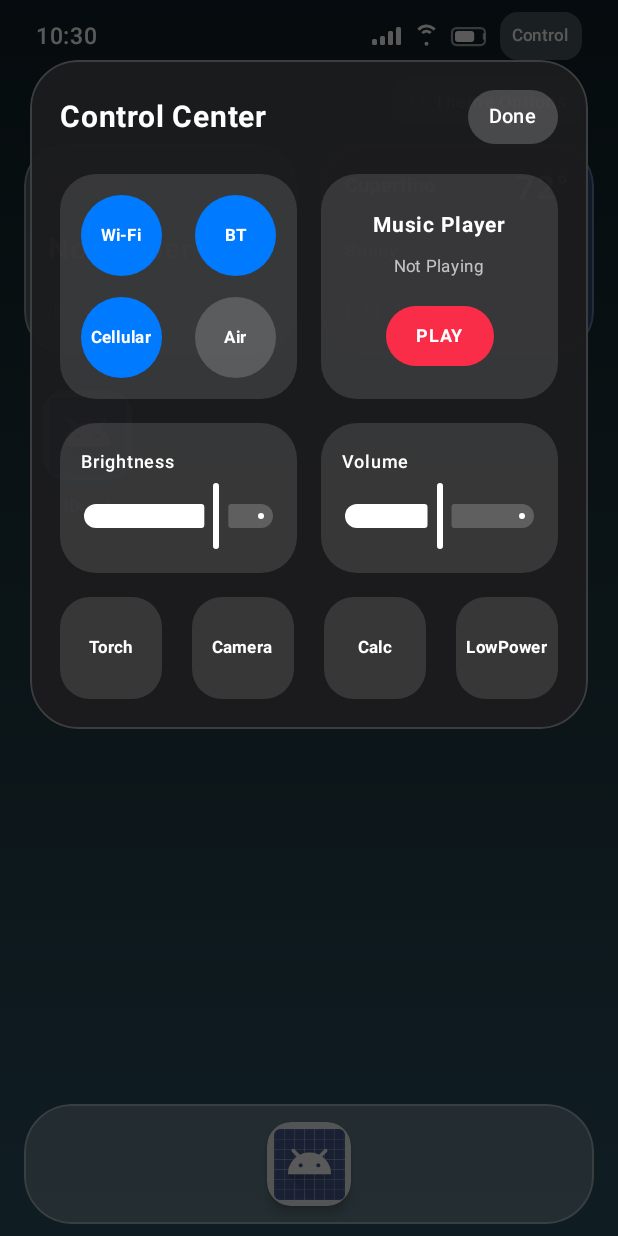
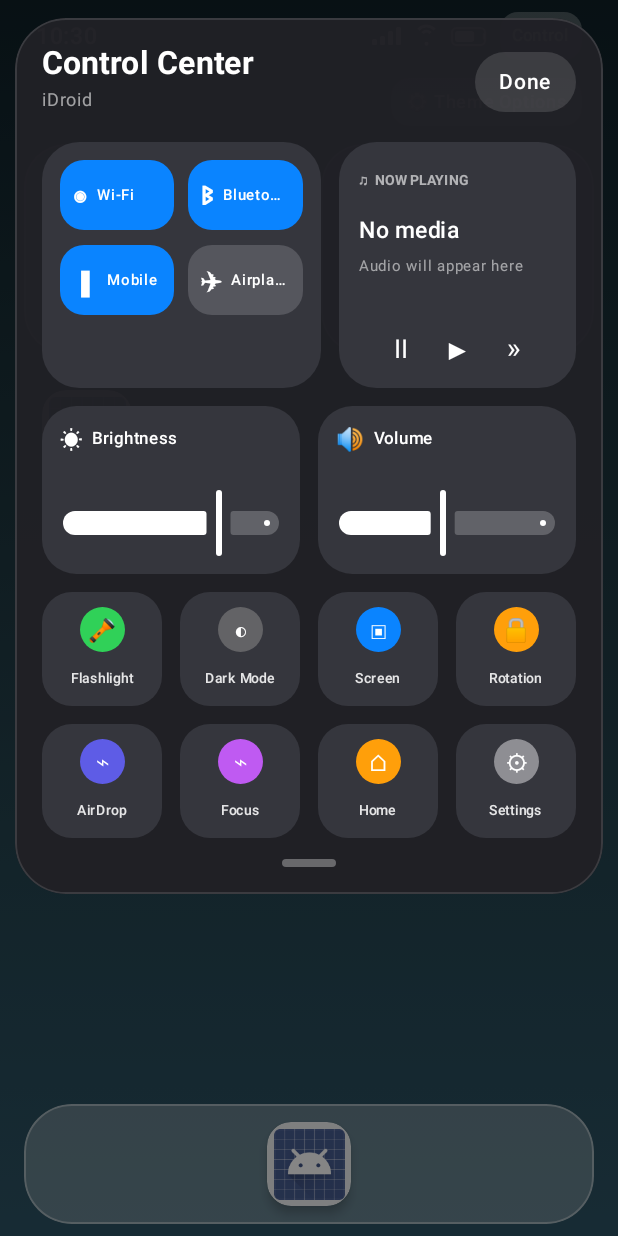
Before and after one commit to nagachaitanyaappana/iDroid, an Android app built with Jetpack Compose: the screen it shows after launch (MainActivity), after a tap on "Control", on a phone screen of 412 x 824 dp. Run offline under Robolectric (Android 15) with nearby library versions, the phone set to English and light mode, and no system bars.

Commit message:
Redesign iDroid Control Center UI

```diff
--- a/app/src/main/java/com/example/idroid/ui/components/IosControlCenter.kt
+++ b/app/src/main/java/com/example/idroid/ui/components/IosControlCenter.kt
@@ -13,13 +13,11 @@ import androidx.compose.foundation.layout.Box
 import androidx.compose.foundation.layout.Column
 import androidx.compose.foundation.layout.Row
 import androidx.compose.foundation.layout.Spacer
-import androidx.compose.foundation.layout.fillMaxHeight
 import androidx.compose.foundation.layout.fillMaxSize
 import androidx.compose.foundation.layout.fillMaxWidth
 import androidx.compose.foundation.layout.height
 import androidx.compose.foundation.layout.padding
 import androidx.compose.foundation.layout.size
-import androidx.compose.foundation.layout.width
 import androidx.compose.foundation.shape.CircleShape
 import androidx.compose.foundation.shape.RoundedCornerShape
 import androidx.compose.material3.Slider
@@ -36,8 +34,14 @@ import androidx.compose.ui.Modifier
 import androidx.compose.ui.draw.clip
 import androidx.compose.ui.graphics.Color
 import androidx.compose.ui.text.font.FontWeight
+import androidx.compose.ui.text.style.TextOverflow
 import androidx.compose.ui.unit.dp
 import androidx.compose.ui.unit.sp
+
+private val Panel = Color(0xFF202126)
+private val Tile = Color(0xFF35363D)
+private val Blue = Color(0xFF0A84FF)
+private val Green = Color(0xFF30D158)
 
 @Composable
 fun IosControlCenter(
@@ -47,130 +51,95 @@ fun IosControlCenter(
 ) {
     AnimatedVisibility(
         visible = isOpen,
-        enter = fadeIn() + slideInVertically { -it },
-        exit = fadeOut() + slideOutVertically { -it }
+        modifier = modifier,
+        enter = fadeIn() + slideInVertically(initialOffsetY = { -it / 3 }),
+        exit = fadeOut() + slideOutVertically(targetOffsetY = { -it / 3 })
     ) {
         Box(
-            modifier = modifier
+            modifier = Modifier
                 .fillMaxSize()
-                .background(Color.Black.copy(alpha = 0.65f))
+                .background(Color.Black.copy(alpha = 0.48f))
                 .clickable { onClose() }
+                .padding(start = 10.dp, end = 10.dp, top = 12.dp, bottom = 18.dp),
+            contentAlignment = Alignment.TopCenter
         ) {
             Column(
                 modifier = Modifier
                     .fillMaxWidth()
-                    .padding(top = 40.dp, start = 20.dp, end = 20.dp, bottom = 20.dp)
-                    .clip(RoundedCornerShape(32.dp))
-                    .background(Color(0xFF1C1C1E).copy(alpha = 0.95f))
-                    .border(
-                        width = 1.dp,
-                        color = Color.White.copy(alpha = 0.15f),
-                        shape = RoundedCornerShape(32.dp)
-                    )
+                    .clip(RoundedCornerShape(34.dp))
+                    .background(Panel.copy(alpha = 0.97f))
+                    .border(1.dp, Color.White.copy(alpha = 0.12f), RoundedCornerShape(34.dp))
                     .clickable(enabled = false) {}
-                    .padding(20.dp)
+                    .padding(18.dp)
             ) {
-                // Header bar
                 Row(
                     modifier = Modifier.fillMaxWidth(),
                     horizontalArrangement = Arrangement.SpaceBetween,
                     verticalAlignment = Alignment.CenterVertically
                 ) {
+                    Column {
+                        Text("Control Center", color = Color.White, fontSize = 21.sp, fontWeight = FontWeight.Bold)
+                        Text("iDroid", color = Color.White.copy(alpha = 0.58f), fontSize = 12.sp)
+                    }
                     Text(
-                        text = "Control Center",
+                        "Done",
                         color = Color.White,
-                        fontSize = 20.sp,
-                        fontWeight = FontWeight.Bold
-                    )
-                    Box(
+                        fontSize = 14.sp,
+                        fontWeight = FontWeight.SemiBold,
                         modifier = Modifier
                             .clip(CircleShape)
-                            .background(Color.White.copy(alpha = 0.2f))
+                            .background(Color.White.copy(alpha = 0.13f))
                             .clickable { onClose() }
-                            .padding(horizontal = 14.dp, vertical = 6.dp)
-                    ) {
-                        Text(
-                            text = "Done",
-                            color = Color.White,
-                            fontSize = 13.sp,
-                            fontWeight = FontWeight.SemiBold
-                        )
-                    }
+                            .padding(horizontal = 16.dp, vertical = 8.dp)
+                    )
                 }
 
-                Spacer(modifier = Modifier.height(20.dp))
+                Spacer(Modifier.height(16.dp))
 
-                // Connectivity & Media Row
-                Row(
-                    modifier = Modifier.fillMaxWidth(),
-                    horizontalArrangement = Arrangement.spacedBy(16.dp)
-                ) {
-                    // Connectivity Tile
-                    ConnectivityTile(modifier = Modifier.weight(1f))
-
-                    // Music Tile
-                    MusicTile(modifier = Modifier.weight(1f))
+                Row(horizontalArrangement = Arrangement.spacedBy(12.dp)) {
+                    ConnectivityCard(Modifier.weight(1.08f))
+                    MediaCard(Modifier.weight(0.92f))
                 }
 
-                Spacer(modifier = Modifier.height(16.dp))
+                Spacer(Modifier.height(12.dp))
+                Row(horizontalArrangement = Arrangement.spacedBy(12.dp)) {
+                    SliderCard(
+                        title = "Brightness",
+                        symbol = "☀",
+                        modifier = Modifier.weight(1f),
+                        initialValue = 0.72f
+                    )
+                    SliderCard(
+                        title = "Volume",
+                        symbol = "🔊",
+                        modifier = Modifier.weight(1f),
+                        initialValue = 0.48f
+                    )
+                }
 
-                // Brightness & Volume Sliders
-                SlidersRow()
+                Spacer(Modifier.height(12.dp))
+                Row(horizontalArrangement = Arrangement.spacedBy(12.dp)) {
+                    ActionTile("🔦", "Flashlight", Modifier.weight(1f), Green)
+                    ActionTile("◐", "Dark Mode", Modifier.weight(1f), Color(0xFF636366))
+                    ActionTile("▣", "Screen", Modifier.weight(1f), Blue)
+                    ActionTile("🔒", "Rotation", Modifier.weight(1f), Color(0xFFFF9F0A))
+                }
 
-                Spacer(modifier = Modifier.height(16.dp))
+                Spacer(Modifier.height(12.dp))
+                Row(horizontalArrangement = Arrangement.spacedBy(12.dp)) {
+                    ActionTile("⌁", "AirDrop", Modifier.weight(1f), Color(0xFF5E5CE6))
+                    ActionTile("⌁", "Focus", Modifier.weight(1f), Color(0xFFBF5AF2))
+                    ActionTile("⌂", "Home", Modifier.weight(1f), Color(0xFFFF9F0A))
+                    ActionTile("⚙", "Settings", Modifier.weight(1f), Color(0xFF8E8E93))
+                }
 
-                // Quick Action Shortcuts Grid
-                QuickShortcutsGrid()
-            }
-        }
-    }
-}
-
-@Composable
-private fun ConnectivityTile(modifier: Modifier = Modifier) {
-    var wifiOn by remember { mutableStateOf(true) }
-    var bluetoothOn by remember { mutableStateOf(true) }
-    var cellularOn by remember { mutableStateOf(true) }
-
-    Box(
-        modifier = modifier
-            .height(150.dp)
-            .clip(RoundedCornerShape(24.dp))
-            .background(Color.White.copy(alpha = 0.12f))
-            .padding(14.dp)
-    ) {
-        Column(
-            verticalArrangement = Arrangement.SpaceBetween,
-            modifier = Modifier.fillMaxSize()
-        ) {
-            Row(
-                modifier = Modifier.fillMaxWidth(),
-                horizontalArrangement = Arrangement.SpaceBetween
-            ) {
-                ToggleCircle(
-                    label = "Wi-Fi",
-                    active = wifiOn,
-                    onClick = { wifiOn = !wifiOn }
-                )
-                ToggleCircle(
-                    label = "BT",
-                    active = bluetoothOn,
-                    onClick = { bluetoothOn = !bluetoothOn }
-                )
-            }
-            Row(
-                modifier = Modifier.fillMaxWidth(),
-                horizontalArrangement = Arrangement.SpaceBetween
-            ) {
-                ToggleCircle(
-                    label = "Cellular",
-                    active = cellularOn,
-                    onClick = { cellularOn = !cellularOn }
-                )
-                ToggleCircle(
-                    label = "Air",
-                    active = false,
-                    onClick = {}
+                Spacer(Modifier.height(14.dp))
+                Box(
+                    modifier = Modifier
+                        .align(Alignment.CenterHorizontally)
+                        .size(width = 36.dp, height = 5.dp)
+                        .clip(CircleShape)
+                        .background(Color.White.copy(alpha = 0.32f))
                 )
             }
         }
@@ -178,158 +147,141 @@ private fun ConnectivityTile(modifier: Modifier = Modifier) {
 }
 
 @Composable
-private fun ToggleCircle(
+private fun ConnectivityCard(modifier: Modifier = Modifier) {
+    var wifi by remember { mutableStateOf(true) }
+    var bluetooth by remember { mutableStateOf(true) }
+    var mobileData by remember { mutableStateOf(true) }
+    var airplane by remember { mutableStateOf(false) }
+
+    Column(
+        modifier = modifier
+            .height(164.dp)
+            .clip(RoundedCornerShape(25.dp))
+            .background(Tile)
+            .padding(12.dp),
+        verticalArrangement = Arrangement.spacedBy(10.dp)
+    ) {
+        Row(horizontalArrangement = Arrangement.spacedBy(9.dp)) {
+            ConnectivityButton("◉", "Wi-Fi", wifi, Modifier.weight(1f)) { wifi = !wifi }
+            ConnectivityButton("ᛒ", "Bluetooth", bluetooth, Modifier.weight(1f)) { bluetooth = !bluetooth }
+        }
+        Row(horizontalArrangement = Arrangement.spacedBy(9.dp)) {
+            ConnectivityButton("▮", "Mobile", mobileData, Modifier.weight(1f)) { mobileData = !mobileData }
+            ConnectivityButton("✈", "Airplane", airplane, Modifier.weight(1f)) { airplane = !airplane }
+        }
+    }
+}
+
+@Composable
+private fun ConnectivityButton(
+    symbol: String,
     label: String,
     active: Boolean,
+    modifier: Modifier = Modifier,
     onClick: () -> Unit
 ) {
-    Box(
-        modifier = Modifier
-            .size(54.dp)
-            .clip(CircleShape)
-            .background(if (active) Color(0xFF007AFF) else Color.White.copy(alpha = 0.18f))
-            .clickable { onClick() },
-        contentAlignment = Alignment.Center
+    Row(
+        modifier = modifier
+            .clip(RoundedCornerShape(16.dp))
+            .background(if (active) Blue else Color(0xFF55565D))
+            .clickable { onClick() }
+            .padding(horizontal = 8.dp, vertical = 11.dp),
+        verticalAlignment = Alignment.CenterVertically,
+        horizontalArrangement = Arrangement.spacedBy(6.dp)
     ) {
-        Text(
-            text = label,
-            color = Color.White,
-            fontSize = 11.sp,
-            fontWeight = FontWeight.Bold
+        Text(symbol, color = Color.White, fontSize = 17.sp, fontWeight = FontWeight.Bold)
+        Text(label, color = Color.White, fontSize = 10.sp, fontWeight = FontWeight.SemiBold, maxLines = 1, overflow = TextOverflow.Ellipsis)
+    }
+}
+
+@Composable
+private fun MediaCard(modifier: Modifier = Modifier) {
+    var playing by remember { mutableStateOf(false) }
+    Column(
+        modifier = modifier
+            .height(164.dp)
+            .clip(RoundedCornerShape(25.dp))
+            .background(Tile)
+            .padding(13.dp),
+        verticalArrangement = Arrangement.SpaceBetween
+    ) {
+        Column {
+            Text("♫  NOW PLAYING", color = Color.White.copy(alpha = 0.62f), fontSize = 9.sp, fontWeight = FontWeight.Bold)
+            Spacer(Modifier.height(9.dp))
+            Text("No media", color = Color.White, fontSize = 15.sp, fontWeight = FontWeight.SemiBold)
+            Text("Audio will appear here", color = Color.White.copy(alpha = 0.55f), fontSize = 10.sp)
+        }
+        Row(
+            modifier = Modifier.fillMaxWidth(),
+            horizontalArrangement = Arrangement.SpaceEvenly,
+            verticalAlignment = Alignment.CenterVertically
+        ) {
+            Text("Ⅱ", color = Color.White, fontSize = 17.sp, modifier = Modifier.clickable { playing = !playing })
+            Text(if (playing) "▶" else "▶", color = Color.White, fontSize = 19.sp)
+            Text("»", color = Color.White, fontSize = 19.sp)
+        }
+    }
+}
+
+@Composable
+private fun SliderCard(
+    title: String,
+    symbol: String,
+    modifier: Modifier = Modifier,
+    initialValue: Float
+) {
+    var value by remember { mutableFloatStateOf(initialValue) }
+    Column(
+        modifier = modifier
+            .height(112.dp)
+            .clip(RoundedCornerShape(23.dp))
+            .background(Tile)
+            .padding(horizontal = 12.dp, vertical = 10.dp),
+        verticalArrangement = Arrangement.SpaceBetween
+    ) {
+        Row(verticalAlignment = Alignment.CenterVertically, horizontalArrangement = Arrangement.spacedBy(6.dp)) {
+            Text(symbol, color = Color.White, fontSize = 15.sp)
+            Text(title, color = Color.White, fontSize = 11.sp, fontWeight = FontWeight.SemiBold)
+        }
+        Slider(
+            value = value,
+            onValueChange = { value = it },
+            colors = SliderDefaults.colors(
+                thumbColor = Color.White,
+                activeTrackColor = Color.White,
+                inactiveTrackColor = Color.White.copy(alpha = 0.22f)
+            )
         )
     }
 }
 
 @Composable
-private fun MusicTile(modifier: Modifier = Modifier) {
-    var isPlaying by remember { mutableStateOf(false) }
-
-    Box(
+private fun ActionTile(
+    symbol: String,
+    label: String,
+    modifier: Modifier = Modifier,
+    tint: Color
+) {
+    Column(
         modifier = modifier
-            .height(150.dp)
-            .clip(RoundedCornerShape(24.dp))
-            .background(Color.White.copy(alpha = 0.12f))
-            .padding(14.dp),
-        contentAlignment = Alignment.Center
+            .height(76.dp)
+            .clip(RoundedCornerShape(20.dp))
+            .background(Tile)
+            .clickable { }
+            .padding(vertical = 10.dp),
+        horizontalAlignment = Alignment.CenterHorizontally,
+        verticalArrangement = Arrangement.Center
     ) {
-        Column(
-            horizontalAlignment = Alignment.CenterHorizontally,
-            verticalArrangement = Arrangement.Center
+        Box(
+            modifier = Modifier
+                .size(30.dp)
+                .clip(CircleShape)
+                .background(tint),
+            contentAlignment = Alignment.Center
         ) {
-            Text(
-                text = "Music Player",
-                color = Color.White,
-                fontSize = 14.sp,
-                fontWeight = FontWeight.Bold
-            )
-            Spacer(modifier = Modifier.height(4.dp))
-            Text(
-                text = if (isPlaying) "Playing iOS Track" else "Not Playing",
-                color = Color.White.copy(alpha = 0.7f),
-                fontSize = 11.sp
-            )
-            Spacer(modifier = Modifier.height(14.dp))
-            Box(
-                modifier = Modifier
-                    .clip(CircleShape)
-                    .background(Color(0xFFFA2D48))
-                    .clickable { isPlaying = !isPlaying }
-                    .padding(horizontal = 20.dp, vertical = 8.dp)
-            ) {
-                Text(
-                    text = if (isPlaying) "PAUSE" else "PLAY",
-                    color = Color.White,
-                    fontSize = 12.sp,
-                    fontWeight = FontWeight.Bold
-                )
-            }
+            Text(symbol, color = Color.White, fontSize = 15.sp)
         }
+        Spacer(Modifier.height(5.dp))
+        Text(label, color = Color.White.copy(alpha = 0.88f), fontSize = 9.sp, fontWeight = FontWeight.Medium, maxLines = 1)
     }
 }
-
-@Composable
-private fun SlidersRow() {
-    var brightness by remember { mutableFloatStateOf(0.7f) }
-    var volume by remember { mutableFloatStateOf(0.5f) }
-
-    Row(
-        modifier = Modifier.fillMaxWidth(),
-        horizontalArrangement = Arrangement.spacedBy(16.dp)
-    ) {
-        // Brightness
-        Column(
-            modifier = Modifier
-                .weight(1f)
-                .clip(RoundedCornerShape(24.dp))
-                .background(Color.White.copy(alpha = 0.12f))
-                .padding(14.dp)
-        ) {
-            Text(
-                text = "Brightness",
-                color = Color.White,
-                fontSize = 12.sp,
-                fontWeight = FontWeight.SemiBold
-            )
-            Slider(
-                value = brightness,
-                onValueChange = { brightness = it },
-                colors = SliderDefaults.colors(
-                    thumbColor = Color.White,
-                    activeTrackColor = Color.White,
-                    inactiveTrackColor = Color.White.copy(alpha = 0.2f)
-                )
-            )
-        }
-
-        // Volume
-        Column(
-            modifier = Modifier
-                .weight(1f)
-                .clip(RoundedCornerShape(24.dp))
-                .background(Color.White.copy(alpha = 0.12f))
-                .padding(14.dp)
-        ) {
-            Text(
-                text = "Volume",
-                color = Color.White,
-                fontSize = 12.sp,
-                fontWeight = FontWeight.SemiBold
-            )
-            Slider(
-                value = volume,
-                onValueChange = { volume = it },
-                colors = SliderDefaults.colors(
-                    thumbColor = Color.White,
-                    activeTrackColor = Color.White,
-                    inactiveTrackColor = Color.White.copy(alpha = 0.2f)
-                )
-            )
-        }
-    }
-}
-
-@Composable
-private fun QuickShortcutsGrid() {
-    Row(
-        modifier = Modifier.fillMaxWidth(),
-        horizontalArrangement = Arrangement.SpaceBetween
-    ) {
-        val shortcuts = listOf("Torch", "Camera", "Calc", "LowPower")
-        shortcuts.forEach { label ->
-            Box(
-                modifier = Modifier
-                    .size(68.dp)
-                    .clip(RoundedCornerShape(20.dp))
-                    .background(Color.White.copy(alpha = 0.12f)),
-                contentAlignment = Alignment.Center
-            ) {
-                Text(
-                    text = label,
-                    color = Color.White,
-                    fontSize = 11.sp,
-                    fontWeight = FontWeight.Bold
-                )
-            }
-        }
-    }
-}
```
